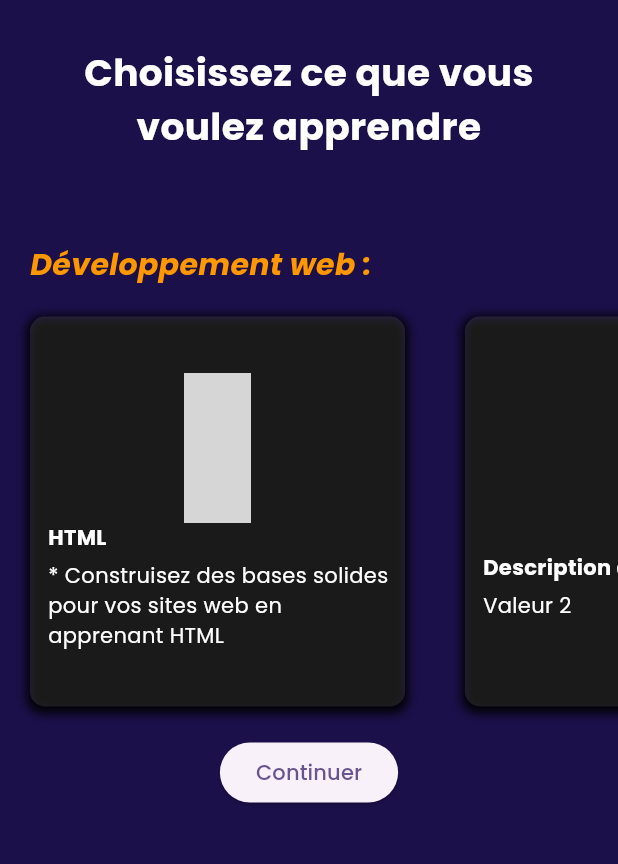
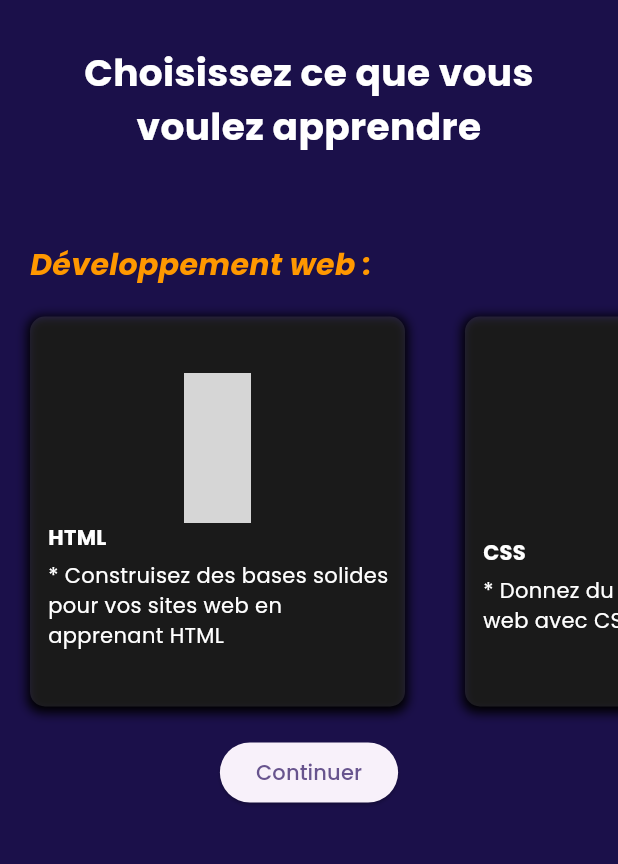
Before and after one commit to Godisouleymane/Nerd-app, a Flutter app: the IntroductionPage screen opened directly, on a phone screen of 412 x 824 dp, the part 84-948 px from its top. Run offline on Flutter 3.47's test engine with Material 3 defaults, Android fonts, the phone set to English and light mode, and no system bars; our stand-ins replace firebase_auth, firebase_core, flutter_svg, google_fonts, google_sign_in, smooth_page_indicator; missing offline and left inert: dev_icons; accounts and stored records are empty; grey boxes are pictures that could not be loaded.

Commit message:
ajout de description au container css

```diff
--- a/lib/choixParcours/gestureDetecto/gesture.dart
+++ b/lib/choixParcours/gestureDetecto/gesture.dart
@@ -38,6 +38,7 @@ class _CustomGestureDetectorState extends State<CustomGestureDetector> {
         },
         child: Container(
           width: 250,
+          height: 250,
           decoration: BoxDecoration(
             color: Colors.white10,
             border: Border.all(
--- a/lib/choixParcours/introduction.dart
+++ b/lib/choixParcours/introduction.dart
@@ -86,8 +86,8 @@ class _IntroductionPageState extends State<IntroductionPage> {
                       color: Colors.blue,
                     ),
                     isSelected: selectedContainerId == 'css',
-                    autreInformation: 'Description du conteneur 2',
-                    autreVariable: 'Valeur 2',
+                    autreInformation: 'CSS',
+                    autreVariable: '* Donnez du style à vos sites web avec CSS',
                   ),
                 ],
               ),
```
